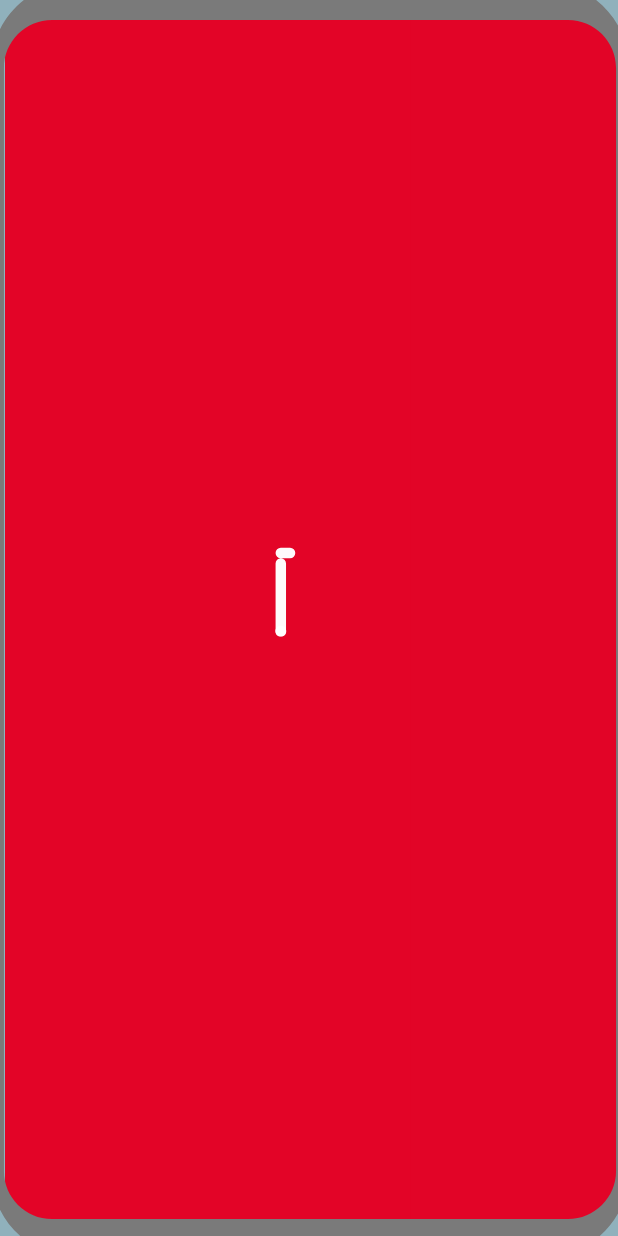
After one commit to noobCode24/App-Ecommerce-Manager, an Android app: the layout activity_splash.xml on its own in the app's theme, with its tools: preview values and no code run, on a phone screen of 412 x 824 dp. The commit adds this screen. Run offline under Robolectric (Android 15) with nearby library versions, the phone set to English and light mode, and no system bars.

Commit message:
Splash And Logout

```diff
--- a/app/build.gradle
+++ b/app/build.gradle
@@ -54,4 +54,6 @@ dependencies {
     implementation 'io.github.pilgr:paperdb:2.7.2'
     //Gson
     implementation 'com.google.code.gson:gson:2.11.0'
+//    Lottie
+    implementation 'com.airbnb.android:lottie:6.5.2'
 }
--- a/app/src/main/java/com/example/app_ecommerce/Activity/LoginActivity.java
+++ b/app/src/main/java/com/example/app_ecommerce/Activity/LoginActivity.java
@@ -100,7 +100,7 @@ public class LoginActivity extends AppCompatActivity {
                     new Handler().postDelayed(new Runnable() {
                         @Override
                         public void run() {
-                            Login(Paper.book().read("email"), Paper.book().read("pass"));
+//                            Login(Paper.book().read("email"), Paper.book().read("pass"));
                         }
                     }, 1000);
                 }
@@ -118,8 +118,11 @@ public class LoginActivity extends AppCompatActivity {
                                 isLogin = true;
                                 Paper.book().write("isLogin", isLogin);
                                 Utils.user_current = userModel.getResult().get(0);
+//                                luu lai thong tin nguoi dung
+                                Paper.book().write("user", userModel.getResult().get(0));
                                 Intent intent = new Intent(LoginActivity.this, MainActivity.class);
                                 startActivity(intent);
+                                finish();
                             } else {
                                 Toast.makeText(getApplicationContext(), "Login failed: " + userModel.getMessage(), Toast.LENGTH_SHORT).show();
                             }
--- /dev/null
+++ b/app/src/main/res/layout/activity_splash.xml
@@ -0,0 +1,33 @@
+<?xml version="1.0" encoding="utf-8"?>
+<androidx.constraintlayout.widget.ConstraintLayout xmlns:android="http://schemas.android.com/apk/res/android"
+    xmlns:app="http://schemas.android.com/apk/res-auto"
+    xmlns:tools="http://schemas.android.com/tools"
+    android:id="@+id/main"
+    android:layout_width="match_parent"
+    android:layout_height="match_parent"
+    tools:context=".Activity.SplashActivity">
+
+<!--    <TextView-->
+<!--        style="@style/textStyleBold"-->
+<!--        android:layout_width="match_parent"-->
+<!--        android:layout_height="wrap_content"-->
+<!--        android:gravity="center"-->
+<!--        android:text="App Ecommerce"-->
+<!--        android:textColor="@color/red"-->
+<!--        android:textSize="25dp"-->
+<!--        app:layout_constraintBottom_toBottomOf="parent"-->
+<!--        app:layout_constraintTop_toTopOf="parent" />-->
+<!--    -->
+
+    <com.airbnb.lottie.LottieAnimationView
+        android:id="@+id/animation_view"
+        android:layout_width="572dp"
+        android:layout_height="891dp"
+        app:layout_constraintBottom_toBottomOf="parent"
+        app:layout_constraintLeft_toLeftOf="parent"
+        app:layout_constraintRight_toRightOf="parent"
+        app:layout_constraintTop_toTopOf="parent"
+        app:lottie_autoPlay="true"
+        app:lottie_rawRes="@raw/loading"
+        app:lottie_speed="1.5"/>
+</androidx.constraintlayout.widget.ConstraintLayout>
```
Also changed, not shown: app/src/main/AndroidManifest.xml (+9 -5 lines), app/src/main/java/com/example/app_ecommerce/Activity/MainActivity.java (+17 -1 lines), app/src/main/java/com/example/app_ecommerce/Activity/SplashActivity.java (added, +50 -0 lines), app/src/main/res/raw/loading.json (added, +1 -0 lines).
